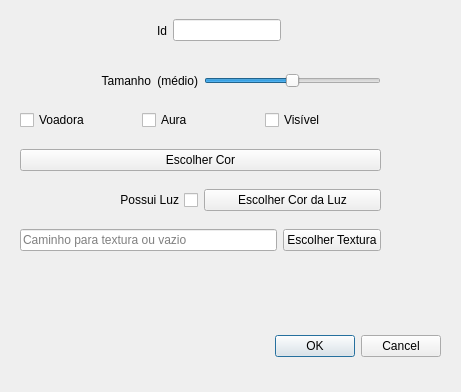
matferib/tabuleiro-virtual, file ifg/qt/ui/entidade.ui: the form before one commit.
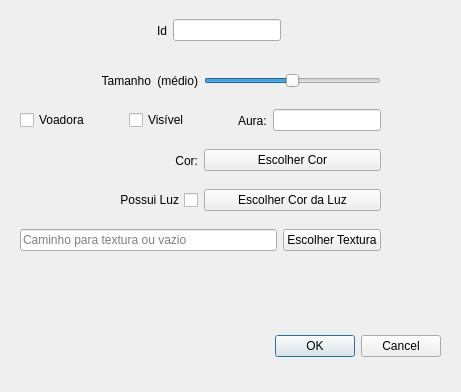
The form after the commit.

Commit message: arrumei auras

The edit to the form file:
```diff
--- a/ifg/qt/ui/entidade.ui
+++ b/ifg/qt/ui/entidade.ui
@@ -73,7 +73,24 @@
    </property>
    <layout class="QHBoxLayout" name="horizontalLayout_2">
     <item>
-     <layout class="QHBoxLayout" name="horizontalLayout_7"/>
+     <layout class="QHBoxLayout" name="horizontalLayout_7">
+      <item>
+       <widget class="QLabel" name="label_3">
+        <property name="sizePolicy">
+         <sizepolicy hsizetype="Preferred" vsizetype="Preferred">
+          <horstretch>0</horstretch>
+          <verstretch>0</verstretch>
+         </sizepolicy>
+        </property>
+        <property name="text">
+         <string>Cor:</string>
+        </property>
+        <property name="alignment">
+         <set>Qt::AlignRight|Qt::AlignTrailing|Qt::AlignVCenter</set>
+        </property>
+       </widget>
+      </item>
+     </layout>
     </item>
     <item>
      <widget class="QPushButton" name="botao_cor">
@@ -234,13 +251,6 @@
         </property>
        </widget>
       </item>
-      <item>
-       <widget class="QCheckBox" name="checkbox_aura">
-        <property name="text">
-         <string>Aura</string>
-        </property>
-       </widget>
-      </item>
       <item>
        <widget class="QCheckBox" name="checkbox_visibilidade">
         <property name="enabled">
@@ -251,6 +261,33 @@
         </property>
        </widget>
       </item>
+      <item>
+       <layout class="QHBoxLayout" name="horizontalLayout_10">
+        <item>
+         <widget class="QLabel" name="label_4">
+          <property name="text">
+           <string>Aura:</string>
+          </property>
+         </widget>
+        </item>
+        <item>
+         <widget class="QLineEdit" name="linha_aura">
+          <property name="sizePolicy">
+           <sizepolicy hsizetype="Fixed" vsizetype="Fixed">
+            <horstretch>0</horstretch>
+            <verstretch>0</verstretch>
+           </sizepolicy>
+          </property>
+          <property name="toolTip">
+           <string>Tamanho da aura, em quadrados.</string>
+          </property>
+          <property name="inputMask">
+           <string notr="true">009; </string>
+          </property>
+         </widget>
+        </item>
+       </layout>
+      </item>
      </layout>
     </item>
    </layout>
```
The commit also changes 5 other files.
